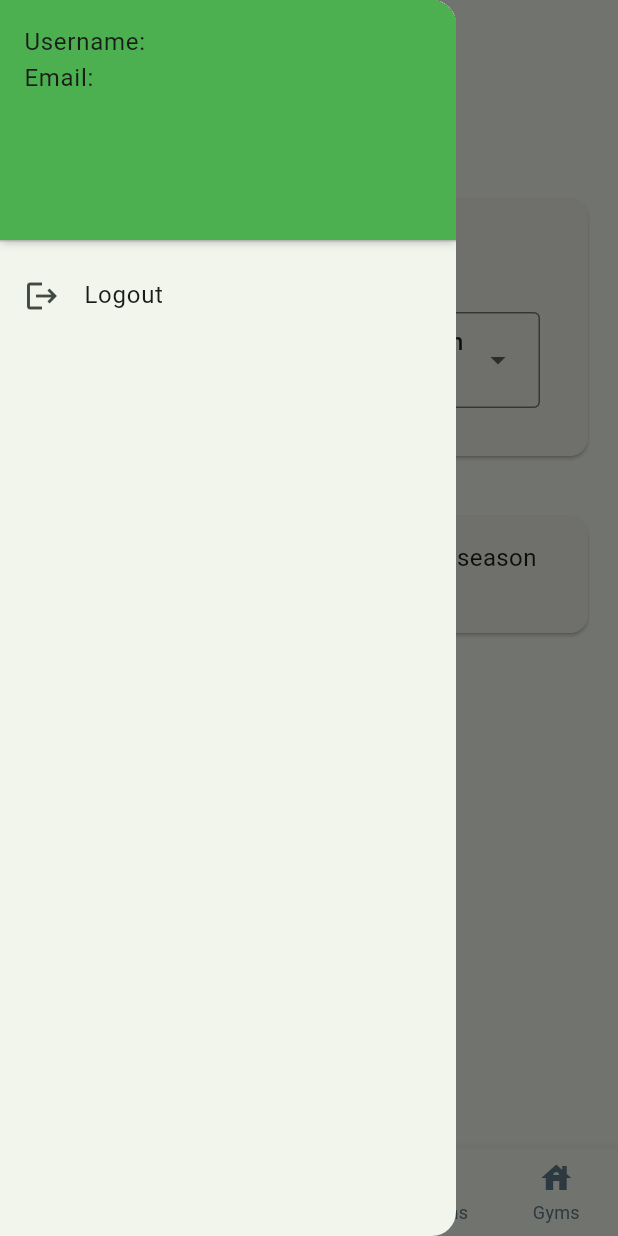
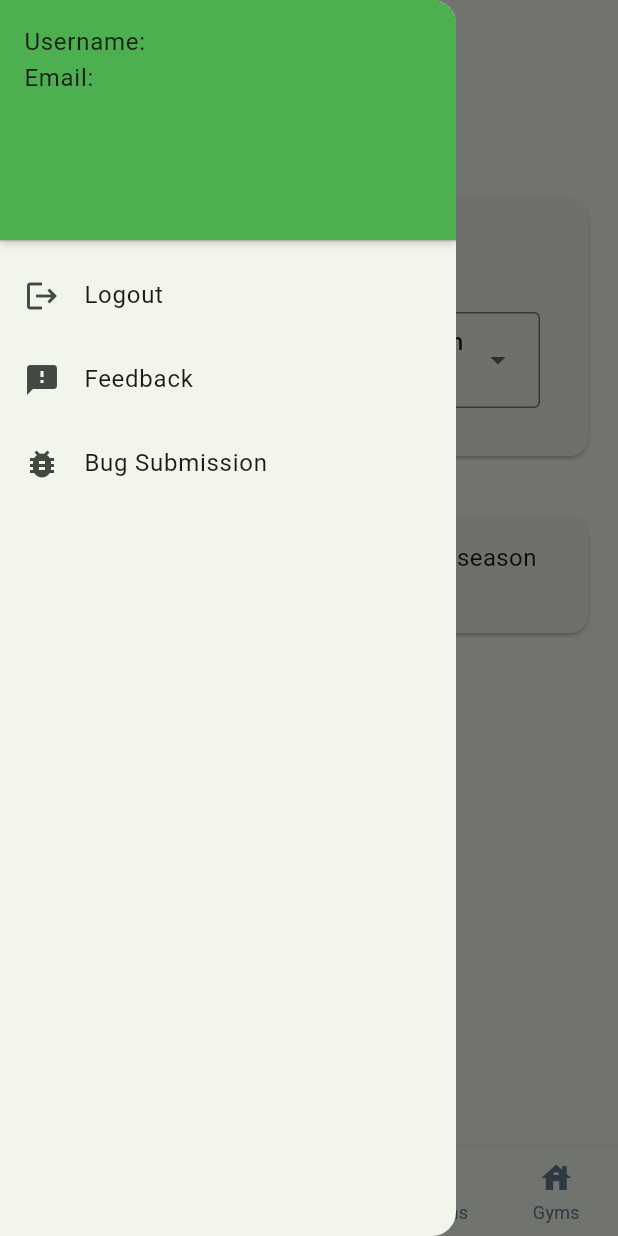
Before and after one commit to JuicyJuice1100/boulder_league_app, a Flutter app: the screen it shows once a user with an empty profile is signed in, with the side drawer open, on a phone screen of 412 x 824 dp. Run offline on Flutter 3.47's test engine with Material 3 defaults, Android fonts, the phone set to English and light mode, and no system bars; drawn by our look-alikes of toastification; our stand-ins replace cloud_firestore, firebase_auth, firebase_core, flutter_form_builder, form_builder_validators; accounts and stored records are empty.

Commit message:
created links for feedback and bugs; added url launcher;

```diff
--- a/lib/screens/home.dart
+++ b/lib/screens/home.dart
@@ -6,7 +6,9 @@ import 'package:boulder_league_app/components/scores/scores_section.dart';
 import 'package:boulder_league_app/components/seasons/seasons_section.dart';
 import 'package:boulder_league_app/screens/user.dart';
 import 'package:boulder_league_app/services/auth_service.dart';
+import 'package:boulder_league_app/static/static_urls.dart';
 import 'package:flutter/material.dart';
+import 'package:url_launcher/url_launcher.dart';
 
 class HomeScreen extends StatefulWidget {
   const HomeScreen({super.key});
@@ -80,6 +82,16 @@ class HomeScreenState extends State<HomeScreen> {
               title: const Text('Logout'),
               onTap: AuthService().logout,
             ),
+            ListTile(
+              leading: const Icon(Icons.feedback),
+              title: const Text('Feedback'),
+              onTap: () => launchUrl(feedbackUrl)
+            ),
+            ListTile(
+              leading: const Icon(Icons.bug_report),
+              title: const Text('Bug Submission'),
+              onTap: () => launchUrl(bugSubmissionUrl)
+            ),
           ]
         )
       ),
--- /dev/null
+++ b/lib/static/static_urls.dart
@@ -0,0 +1,2 @@
+final feedbackUrl = Uri.parse('https://forms.gle/3RGidyNjrURQE1zx5');
+final bugSubmissionUrl = Uri.parse('https://forms.gle/36uzt4xZaK62N3AH8');
--- a/pubspec.yaml
+++ b/pubspec.yaml
@@ -43,6 +43,7 @@ dependencies:
   dartx: ^1.2.0
   uuid: ^4.5.1
   intl: ^0.20.2
+  url_launcher: ^6.3.2
 
 dev_dependencies:
   flutter_test:
```
Also changed, not shown: pubspec.lock, 6 other files.
